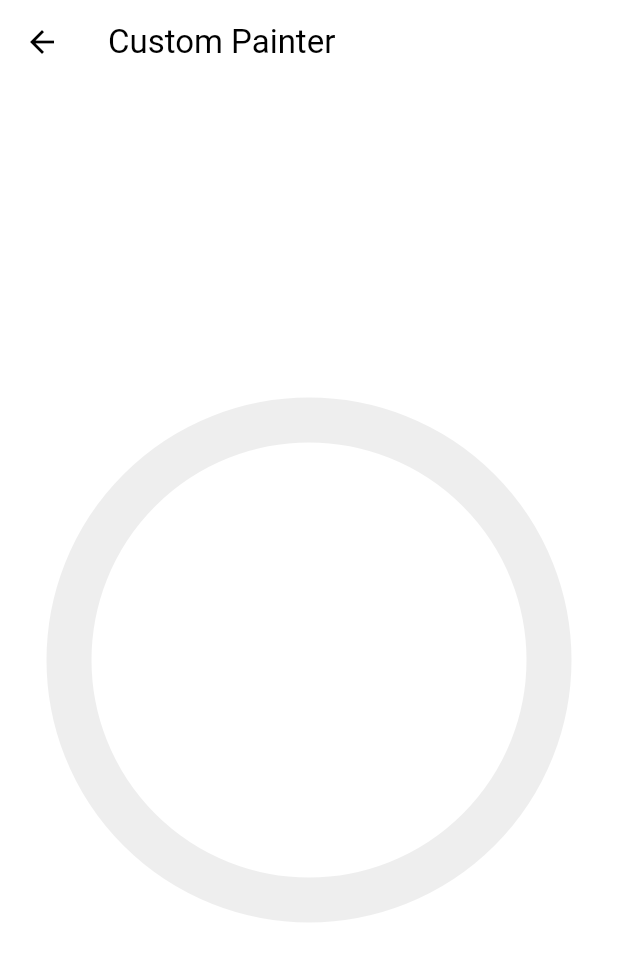
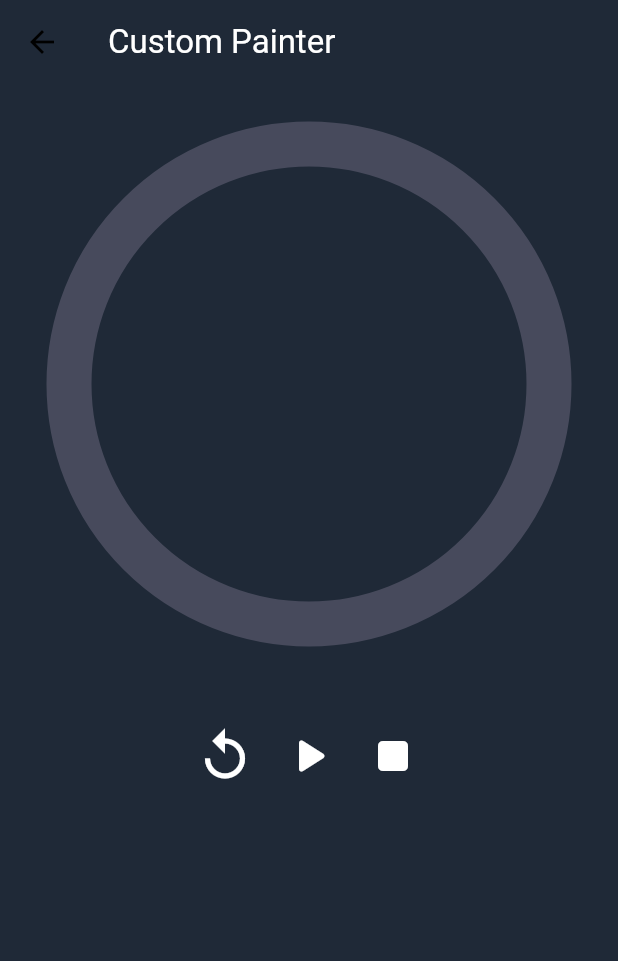
Before and after one commit to jundev5796/flutter-animations-practice, a Flutter app: the screen it shows after launch, after a tap on "Custom Painter", on a phone screen of 412 x 824 dp. Shown: the top 961 px of the screen. Run offline on Flutter 3.47's test engine with Material 2 defaults, Android fonts, the light colour scheme and no system bars.

Commit message:
[Custom Painter] rendered replay, play, and stop buttons

```diff
--- a/lib/screens/custom_painter_screen.dart
+++ b/lib/screens/custom_painter_screen.dart
@@ -11,14 +11,57 @@ class _CustomPainterScreenState extends State<CustomPainterScreen> {
   @override
   Widget build(BuildContext context) {
     return Scaffold(
+      backgroundColor: const Color(0xFF1f2937),
       appBar: AppBar(
-        title: const Text("Custom Painter"),
+        backgroundColor: const Color(0xFF1f2937),
+        title: const Text(
+          "Custom Painter",
+          style: TextStyle(
+            color: Colors.white,
+          ),
+        ),
       ),
-      body: Center(
-        child: CustomPaint(
-          painter: TimerPainter(),
-          size: const Size(400, 400),
-        ),
+      body: Column(
+        children: [
+          Center(
+            child: CustomPaint(
+              painter: TimerPainter(),
+              size: const Size(400, 400),
+            ),
+          ),
+          const SizedBox(
+            height: 20,
+          ),
+          Row(
+            mainAxisAlignment: MainAxisAlignment.center,
+            children: [
+              IconButton(
+                onPressed: () {},
+                icon: const Icon(
+                  Icons.replay,
+                  color: Colors.white,
+                  size: 40,
+                ),
+              ),
+              IconButton(
+                onPressed: () {},
+                icon: const Icon(
+                  Icons.play_arrow_rounded,
+                  color: Colors.white,
+                  size: 40,
+                ),
+              ),
+              IconButton(
+                onPressed: () {},
+                icon: const Icon(
+                  Icons.stop_rounded,
+                  color: Colors.white,
+                  size: 40,
+                ),
+              ),
+            ],
+          ),
+        ],
       ),
     );
   }
@@ -31,7 +74,7 @@ class TimerPainter extends CustomPainter {
 
     // draw circle
     final circlePaint = Paint()
-      ..color = const Color(0xFFEEEEEE)
+      ..color = const Color.fromARGB(255, 71, 74, 92)
       ..style = PaintingStyle.stroke
       ..strokeWidth = 30;
 
@@ -40,6 +83,8 @@ class TimerPainter extends CustomPainter {
       size.width / 2 * 0.8,
       circlePaint,
     );
+
+    // draw arc
   }
 
   @override
```
